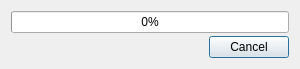
Old version of the form src/progressandspeeddialog.ui in the repository A-Izv/BigFileGenerator.
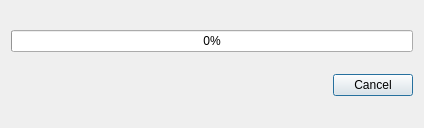
New version of the form.

Commit message: BigFileGenrator v.1.1 (with WinAPI)

Diff of the .ui file:
```diff
--- a/src/progressandspeeddialog.ui
+++ b/src/progressandspeeddialog.ui
@@ -6,8 +6,8 @@
    <rect>
     <x>0</x>
     <y>0</y>
-    <width>300</width>
-    <height>65</height>
+    <width>424</width>
+    <height>128</height>
    </rect>
   </property>
   <property name="sizePolicy">
```
The commit also changes 1 other file.
